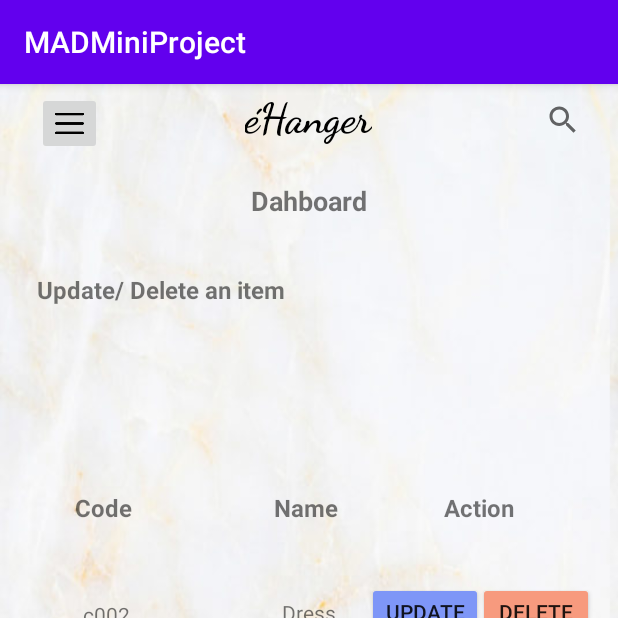
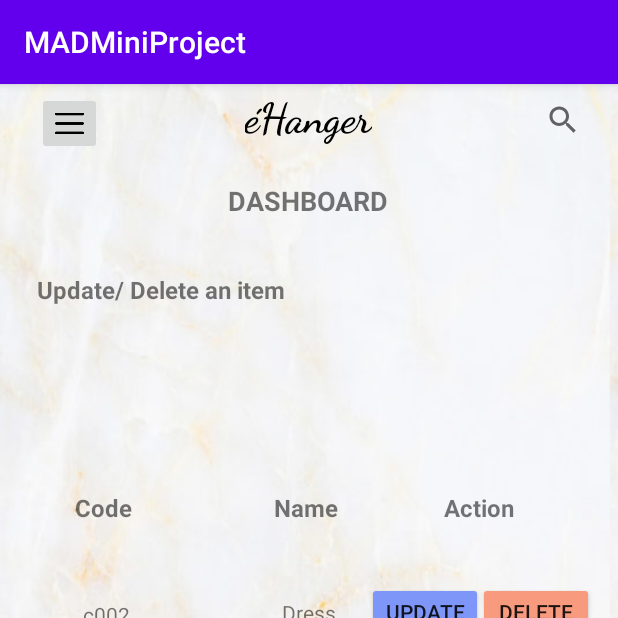
Before and after one commit to AzfaMariyam/MADMiniProject, an Android app: the UpdateDelate screen opened directly, with no data from a screen before it, on a phone screen of 412 x 824 dp, the top half of it. Run offline under Robolectric (Android 15) with nearby library versions, the phone set to English and light mode, and no system bars.

Commit message:
string values-items

```diff
--- a/app/src/main/res/layout-v16/activity_item_display.xml
+++ b/app/src/main/res/layout-v16/activity_item_display.xml
@@ -80,7 +80,7 @@
         android:layout_marginLeft="8dp"
         android:layout_marginTop="8dp"
         android:gravity="center_horizontal"
-        android:text="WOMEN'S"
+        android:text="@string/women"
         android:textAlignment="center"
         android:textColor="@android:color/black"
         android:textSize="18sp"
--- a/app/src/main/res/layout/activity_main.xml
+++ b/app/src/main/res/layout/activity_main.xml
@@ -95,7 +95,7 @@
         android:layout_marginRight="8dp"
         android:layout_marginBottom="8dp"
         android:gravity="start"
-        android:text="Girl Power Collection"
+        android:text="@string/girl_power_collection"
         android:textAlignment="textStart"
         android:textColor="@android:color/black"
         android:textStyle="bold"
@@ -143,7 +143,7 @@
         android:id="@+id/button4"
         android:layout_width="143dp"
         android:layout_height="34dp"
-        android:text="SHOP NOw"
+        android:text="@string/shop_now"
         app:layout_constraintBottom_toBottomOf="parent"
         app:layout_constraintEnd_toEndOf="parent"
         app:layout_constraintStart_toStartOf="parent"
--- a/app/src/main/res/layout/activity_update_delate.xml
+++ b/app/src/main/res/layout/activity_update_delate.xml
@@ -15,7 +15,7 @@
         android:layout_marginTop="8dp"
         android:layout_marginEnd="8dp"
         android:layout_marginBottom="8dp"
-        android:text="Action"
+        android:text="@string/action"
         android:textSize="16sp"
         android:textStyle="bold"
         app:layout_constraintBottom_toBottomOf="parent"
@@ -34,7 +34,7 @@
         android:layout_marginEnd="8dp"
         android:layout_marginBottom="8dp"
         android:backgroundTint="#f79a7e"
-        android:text="Delete"
+        android:text="@string/delete"
         app:layout_constraintBottom_toBottomOf="parent"
         app:layout_constraintEnd_toEndOf="parent"
         app:layout_constraintHorizontal_bias="0.974"
@@ -51,7 +51,7 @@
         android:layout_marginEnd="8dp"
         android:layout_marginBottom="8dp"
         android:backgroundTint="#7e96f7"
-        android:text="Update"
+        android:text="@string/update"
         app:layout_constraintBottom_toBottomOf="parent"
         app:layout_constraintEnd_toEndOf="parent"
         app:layout_constraintHorizontal_bias="0.742"
@@ -68,7 +68,7 @@
         android:layout_marginEnd="8dp"
         android:layout_marginBottom="8dp"
         android:backgroundTint="#7e96f7"
-        android:text="Update"
+        android:text="@string/update"
         app:layout_constraintBottom_toBottomOf="parent"
         app:layout_constraintEnd_toEndOf="parent"
         app:layout_constraintHorizontal_bias="0.742"
@@ -85,7 +85,7 @@
         android:layout_marginEnd="8dp"
         android:layout_marginBottom="8dp"
         android:backgroundTint="#f79a7e"
-        android:text="Delete"
+        android:text="@string/delete"
         app:layout_constraintBottom_toBottomOf="parent"
         app:layout_constraintEnd_toEndOf="parent"
         app:layout_constraintHorizontal_bias="0.974"
@@ -101,7 +101,8 @@
         android:layout_marginTop="8dp"
         android:layout_marginEnd="8dp"
         android:layout_marginBottom="8dp"
-        android:text="Dahboard"
+        android:gravity="center_horizontal"
+        android:text="@string/admin"
         android:textAlignment="center"
         android:textSize="18sp"
         android:textStyle="bold"
@@ -110,8 +111,7 @@
         app:layout_constraintHorizontal_bias="0.498"
         app:layout_constraintStart_toStartOf="parent"
         app:layout_constraintTop_toTopOf="parent"
-        app:layout_constraintVertical_bias="0.079"
-        android:gravity="center_horizontal" />
+        app:layout_constraintVertical_bias="0.079" />
 
     <TextView
         android:id="@+id/textView17"
@@ -197,7 +197,7 @@
         android:layout_marginTop="8dp"
         android:layout_marginEnd="8dp"
         android:layout_marginBottom="8dp"
-        android:text="Update/ Delete an item"
+        android:text="@string/update_delete"
         android:textSize="16sp"
         android:textStyle="bold"
         app:layout_constraintBottom_toBottomOf="parent"
@@ -215,7 +215,7 @@
         android:layout_marginTop="8dp"
         android:layout_marginEnd="8dp"
         android:layout_marginBottom="8dp"
-        android:text="Code"
+        android:text="@string/code"
         android:textSize="16sp"
         android:textStyle="bold"
         app:layout_constraintBottom_toBottomOf="parent"
@@ -233,7 +233,7 @@
         android:layout_marginTop="8dp"
         android:layout_marginEnd="8dp"
         android:layout_marginBottom="8dp"
-        android:text="Name"
+        android:text="@string/item"
         android:textSize="16sp"
         android:textStyle="bold"
         app:layout_constraintBottom_toBottomOf="parent"
@@ -265,7 +265,9 @@
         android:layout_width="wrap_content"
         android:layout_height="wrap_content"
         android:layout_marginEnd="8dp"
-        android:fontFamily="cursive"
+        android:layout_marginRight="8dp"
+        app:fontFamily="cursive"
+        android:gravity="center_horizontal"
         android:text="@string/name"
         android:textAlignment="center"
         android:textColor="@android:color/black"
@@ -276,9 +278,7 @@
         app:layout_constraintHorizontal_bias="0.512"
         app:layout_constraintStart_toStartOf="parent"
         app:layout_constraintTop_toTopOf="parent"
-        app:layout_constraintVertical_bias="0.007"
-        android:layout_marginRight="8dp"
-        android:gravity="center_horizontal" />
+        app:layout_constraintVertical_bias="0.007" />
 
     <SearchView
         android:id="@+id/searchView"
--- a/app/src/main/res/values/strings.xml
+++ b/app/src/main/res/values/strings.xml
@@ -1,4 +1,27 @@
 <resources>
     <string name="app_name">MADMiniProject</string>
     <string name="name">éHanger</string>
+    <string name="admin">DASHBOARD</string>
+    <string name="update">Update</string>
+    <string name="delete">Delete</string>
+    <string name="code">Code</string>
+    <string name="item">Name</string>
+    <string name="action">Action</string>
+    <string name="update_delete">Update/ Delete an item</string>
+    <string name="shop_now">SHOP NOw</string>
+    <string name="girl_power_collection">Girl Power Collection</string>
+    <string name="women">WOMEN\'S</string>
+    <string name="description">Our hoodies are known for their exceptionally soft fleece and comfortable fit. Matching sweatpant available. Regular Fit. 68% cotton, 32% polyester.</string>
+    <string name="price">Rs.2000.00</string>
+    <string name="iname">Pink Sweatshirt</string>
+    <string name="size">Size</string>
+    <string name="add_to_cart">Add to Cart</string>
+    <string name="insert">Insert an item</string>
+    <string name="color">Color code</string>
+    <string name="quantity">Quantity</string>
+    <string name="iprice">Price</string>
+    <string name="idescription">Description</string>
+    <string name="upload_a_file">Upload a file</string>
+    <string name="add_item">Add Item</string>
+    <string name="date">dd/mm/yyyy</string>
 </resources>
```
Also changed, not shown: app/src/main/res/layout-v16/activity_item_details.xml (+5 -5 lines), app/src/main/res/layout/activity_add_item.xml (+11 -11 lines).
